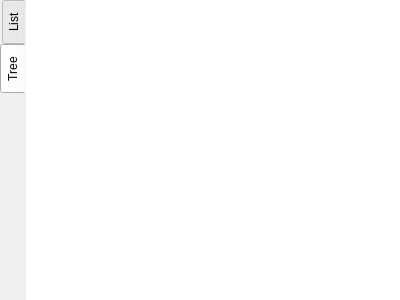
The window that src/widgets/functionswidget.ui (hteso/iaito) describes before a commit, drawn with Qt 5.
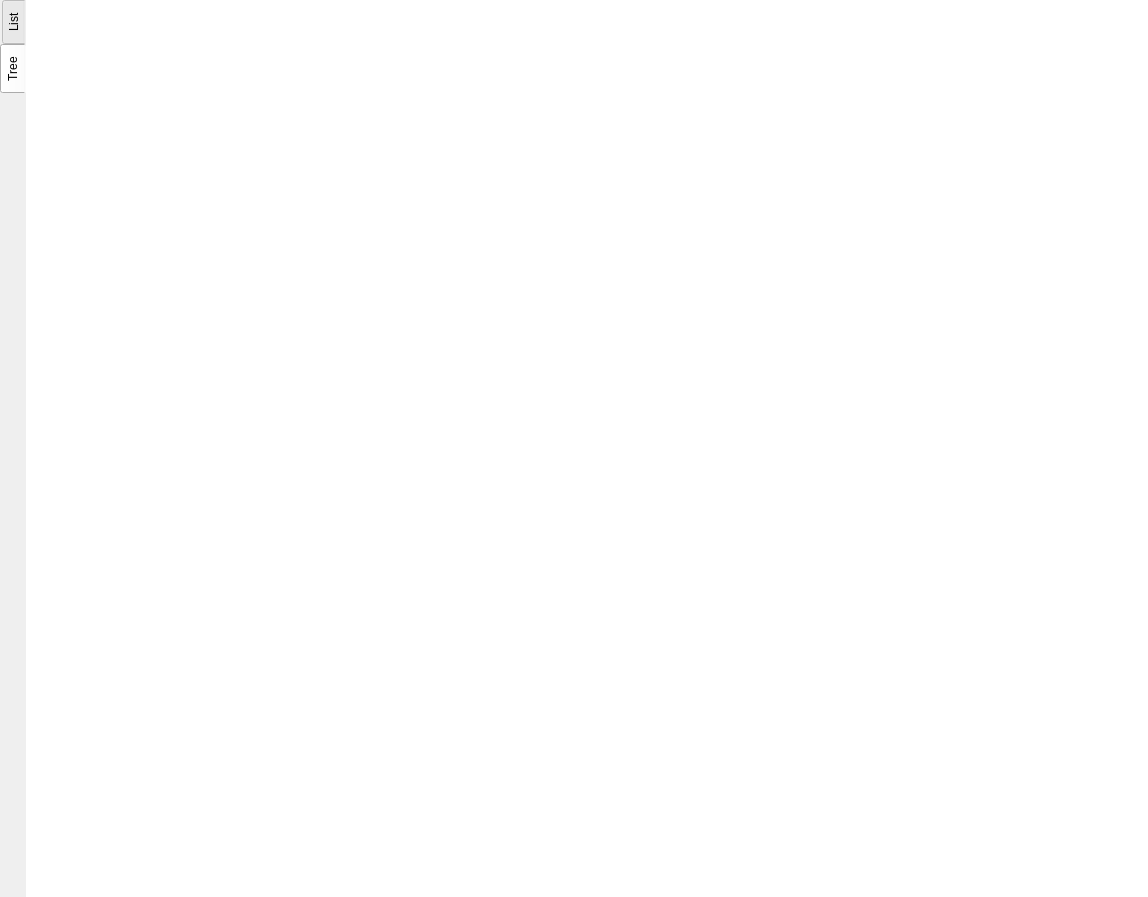
The same window after the commit.

Commit message: FunctionsWidget font, only one function highlighted

The edit to the form file:
```diff
--- a/src/widgets/functionswidget.ui
+++ b/src/widgets/functionswidget.ui
@@ -6,8 +6,8 @@
    <rect>
     <x>0</x>
     <y>0</y>
-    <width>400</width>
-    <height>300</height>
+    <width>1148</width>
+    <height>897</height>
    </rect>
   </property>
   <property name="styleSheet">
@@ -142,6 +142,11 @@
         </property>
         <item>
          <widget class="QTreeView" name="nestedFunctionsTreeView">
+          <property name="font">
+           <font>
+            <pointsize>12</pointsize>
+           </font>
+          </property>
           <property name="contextMenuPolicy">
            <enum>Qt::CustomContextMenu</enum>
           </property>
```
Left out of the diff: 5 changed lines with no effect on the pictures. The commit also changes 3 other files.
